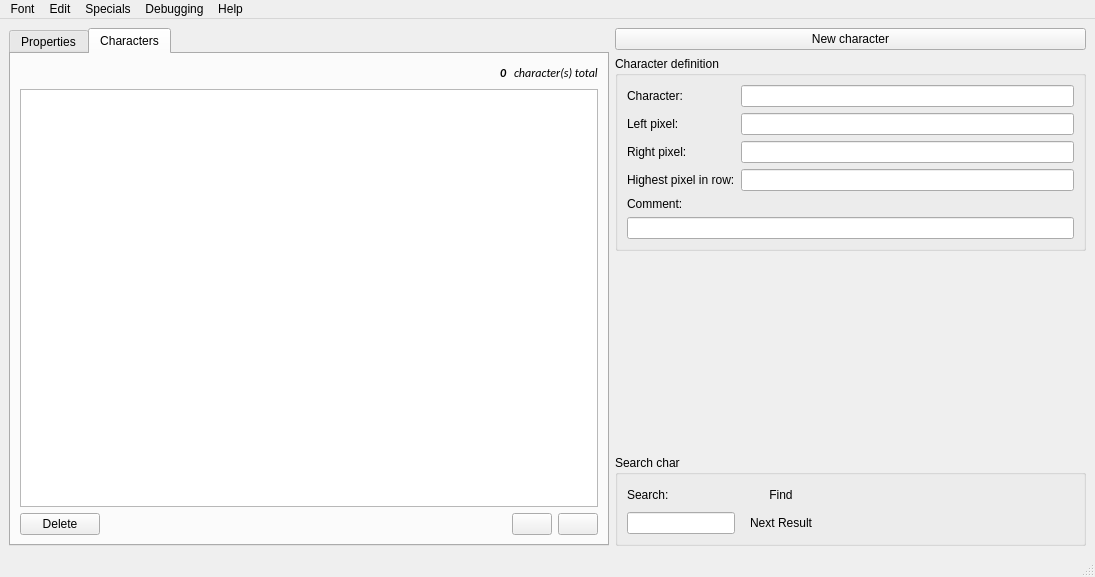
Before: the Qt Designer form OTModules/wfonts.ui in pietr26/OMSI-Tools, drawn with Qt 5.
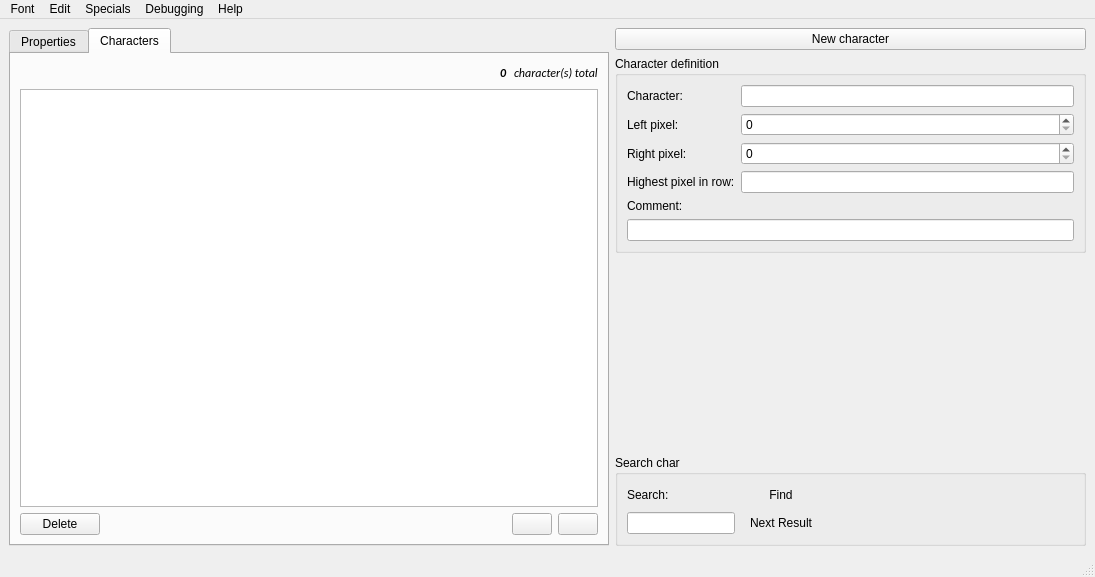
After: the same form once the commit is applied. The open tabs and pages were chosen to show the change. Icons and pictures are not drawn.

Commit message: Changed UI inputs, improved font read and write

Patch:
```diff
--- a/OTModules/wfonts.ui
+++ b/OTModules/wfonts.ui
@@ -449,19 +449,6 @@
         <layout class="QVBoxLayout" name="verticalLayout_2">
          <item>
           <layout class="QGridLayout" name="gridLayout_2">
-           <item row="2" column="0" rowspan="2">
-            <widget class="QLabel" name="lblRightPixel">
-             <property name="toolTip">
-              <string/>
-             </property>
-             <property name="text">
-              <string>Right pixel:</string>
-             </property>
-             <property name="buddy">
-              <cstring>ledRightPixel</cstring>
-             </property>
-            </widget>
-           </item>
            <item row="0" column="0">
             <widget class="QLabel" name="lblCharacter">
              <property name="toolTip">
@@ -475,6 +462,26 @@
              </property>
             </widget>
            </item>
+           <item row="6" column="0" colspan="2">
+            <widget class="QLabel" name="lblComment">
+             <property name="toolTip">
+              <string/>
+             </property>
+             <property name="text">
+              <string>Comment:</string>
+             </property>
+             <property name="buddy">
+              <cstring>ledComment</cstring>
+             </property>
+            </widget>
+           </item>
+           <item row="1" column="1">
+            <widget class="QSpinBox" name="sbxLeftPixel">
+             <property name="maximum">
+              <number>10000</number>
+             </property>
+            </widget>
+           </item>
            <item row="0" column="1">
             <widget class="QLineEdit" name="ledCharacter">
              <property name="enabled">
@@ -494,18 +501,31 @@
              </property>
             </widget>
            </item>
-           <item row="4" column="1">
-            <widget class="QLineEdit" name="ledHighestPixelInFontRow">
+           <item row="7" column="0" colspan="2">
+            <widget class="QLineEdit" name="ledComment">
              <property name="enabled">
               <bool>true</bool>
              </property>
+             <property name="clearButtonEnabled">
+              <bool>true</bool>
+             </property>
             </widget>
            </item>
-           <item row="4" column="0">
+           <item row="1" column="0">
+            <widget class="QLabel" name="lblLeftPixel">
+             <property name="toolTip">
+              <string/>
+             </property>
+             <property name="text">
+              <string>Left pixel:</string>
+             </property>
+            </widget>
+           </item>
+           <item row="5" column="0">
             <widget class="QLabel" name="lblHighestPixelInFontRow">
              <property name="font">
               <font>
-               <family>MS Shell Dlg 2</family>
+               <family>Segoe UI</family>
               </font>
              </property>
              <property name="toolTip">
@@ -519,53 +539,27 @@
              </property>
             </widget>
            </item>
-           <item row="1" column="0">
-            <widget class="QLabel" name="lblLeftPixel">
-             <property name="toolTip">
-              <string/>
-             </property>
-             <property name="text">
-              <string>Left pixel:</string>
-             </property>
-             <property name="buddy">
-              <cstring>ledLeftPixel</cstring>
-             </property>
-            </widget>
-           </item>
-           <item row="1" column="1">
-            <widget class="QLineEdit" name="ledLeftPixel">
+           <item row="5" column="1">
+            <widget class="QLineEdit" name="ledHighestPixelInFontRow">
              <property name="enabled">
               <bool>true</bool>
              </property>
             </widget>
            </item>
-           <item row="2" column="1" rowspan="2">
-            <widget class="QLineEdit" name="ledRightPixel">
-             <property name="enabled">
-              <bool>true</bool>
-             </property>
-            </widget>
-           </item>
-           <item row="6" column="0" colspan="2">
-            <widget class="QLineEdit" name="ledComment">
-             <property name="enabled">
-              <bool>true</bool>
-             </property>
-             <property name="clearButtonEnabled">
-              <bool>true</bool>
-             </property>
-            </widget>
-           </item>
-           <item row="5" column="0" colspan="2">
-            <widget class="QLabel" name="lblComment">
+           <item row="2" column="0" rowspan="3">
+            <widget class="QLabel" name="lblRightPixel">
              <property name="toolTip">
               <string/>
              </property>
              <property name="text">
-              <string>Comment:</string>
+              <string>Right pixel:</string>
              </property>
-             <property name="buddy">
-              <cstring>ledComment</cstring>
+            </widget>
+           </item>
+           <item row="2" column="1" rowspan="3">
+            <widget class="QSpinBox" name="sbxRightPixel">
+             <property name="maximum">
+              <number>10000</number>
              </property>
             </widget>
            </item>
```
Left out of the diff: 3 changed lines with no effect on the pictures. The commit also changes 8 other files.
